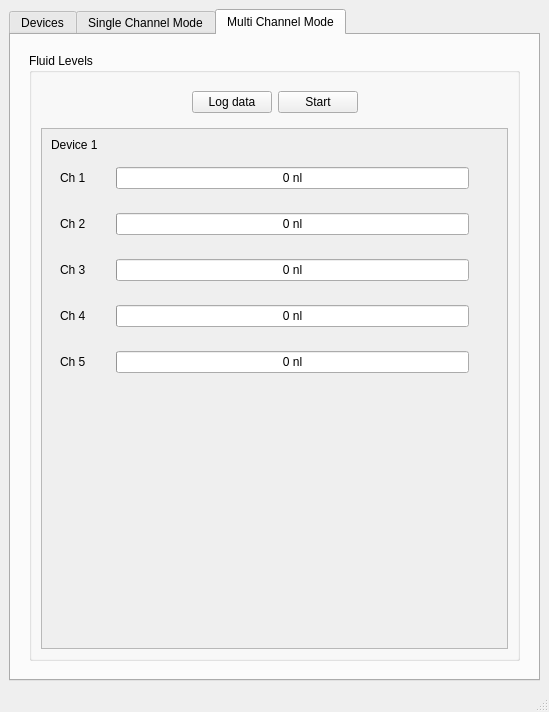
Above: python/optical_sensor_gui.ui from iorodeo/expresso_device_software before the change. Below: the same form after it.
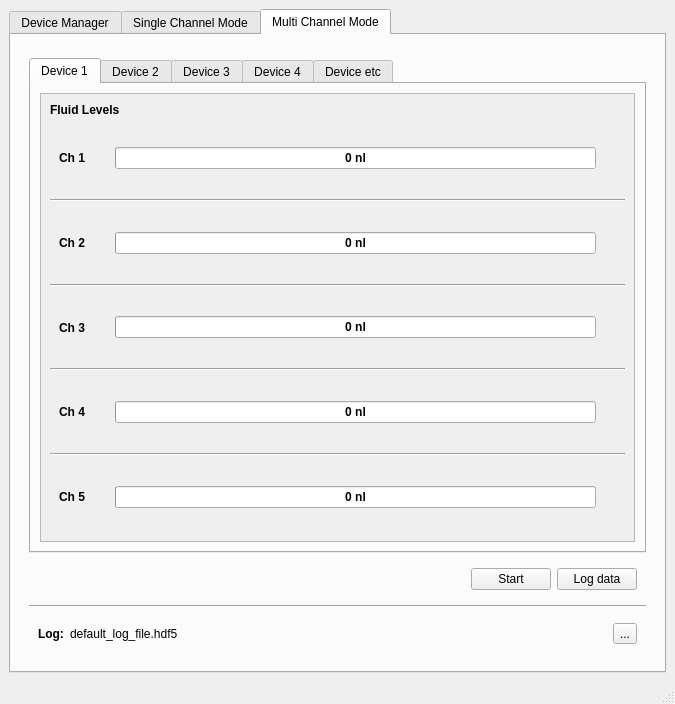
That is the form after the change. The open tabs and pages were chosen to show the change. Custom widgets are drawn as their Qt base class.

```diff
--- a/python/optical_sensor_gui.ui
+++ b/python/optical_sensor_gui.ui
@@ -6,15 +6,15 @@
    <rect>
     <x>0</x>
     <y>0</y>
-    <width>549</width>
-    <height>712</height>
+    <width>675</width>
+    <height>704</height>
    </rect>
   </property>
   <property name="windowTitle">
    <string>MainWindow</string>
   </property>
   <widget class="QWidget" name="centralwidget">
-   <layout class="QVBoxLayout" name="verticalLayout_9">
+   <layout class="QVBoxLayout" name="verticalLayout">
     <item>
      <widget class="QTabWidget" name="tabWidget">
       <property name="currentIndex">
@@ -22,7 +22,7 @@
       </property>
       <widget class="QWidget" name="devicesTab">
        <attribute name="title">
-        <string>Devices</string>
+        <string>Device Manager</string>
        </attribute>
        <layout class="QVBoxLayout" name="verticalLayout_8">
         <item>
@@ -155,19 +155,6 @@
              </layout>
             </widget>
            </item>
-          </layout>
-         </widget>
-        </item>
-        <item>
-         <widget class="Line" name="line">
-          <property name="orientation">
-           <enum>Qt::Horizontal</enum>
-          </property>
-         </widget>
-        </item>
-        <item>
-         <widget class="QWidget" name="widget_11" native="true">
-          <layout class="QHBoxLayout" name="horizontalLayout_14">
            <item>
             <widget class="QGroupBox" name="channelBox">
              <property name="sizePolicy">
@@ -354,69 +341,31 @@
          <widget class="QWidget" name="widget_6" native="true">
           <layout class="QVBoxLayout" name="verticalLayout_3">
            <item>
-            <widget class="QGroupBox" name="multiChannelLevelBox">
-             <property name="title">
-              <string>Fluid Levels</string>
-             </property>
-             <layout class="QVBoxLayout" name="verticalLayout">
-              <item>
-               <widget class="QWidget" name="widget_2" native="true">
-                <layout class="QHBoxLayout" name="horizontalLayout_4">
-                 <item>
-                  <spacer name="horizontalSpacer_2">
+            <spacer name="verticalSpacer">
                    <property name="orientation">
-                    <enum>Qt::Horizontal</enum>
-                   </property>
+              <enum>Qt::Vertical</enum>
+             </property>
+             <property name="sizeType">
+              <enum>QSizePolicy::Fixed</enum>
+             </property>
                    <property name="sizeHint" stdset="0">
                     <size>
-                     <width>40</width>
-                     <height>20</height>
+               <width>5</width>
+               <height>5</height>
                     </size>
                    </property>
                   </spacer>
                  </item>
                  <item>
-                  <widget class="QPushButton" name="logMultiChannel">
-                   <property name="sizePolicy">
-                    <sizepolicy hsizetype="Fixed" vsizetype="Fixed">
-                     <horstretch>0</horstretch>
-                     <verstretch>0</verstretch>
-                    </sizepolicy>
-                   </property>
-                   <property name="text">
-                    <string>Log data</string>
-                   </property>
-                  </widget>
-                 </item>
-                 <item>
-                  <widget class="QPushButton" name="multiChannelStart">
-                   <property name="sizePolicy">
-                    <sizepolicy hsizetype="Fixed" vsizetype="Fixed">
-                     <horstretch>0</horstretch>
-                     <verstretch>0</verstretch>
-                    </sizepolicy>
-                   </property>
-                   <property name="text">
-                    <string>Start</string>
-                   </property>
-                  </widget>
-                 </item>
-                 <item>
-                  <spacer name="horizontalSpacer_3">
-                   <property name="orientation">
-                    <enum>Qt::Horizontal</enum>
-                   </property>
-                   <property name="sizeHint" stdset="0">
-                    <size>
-                     <width>40</width>
-                     <height>20</height>
-                    </size>
-                   </property>
-                  </spacer>
-                 </item>
-                </layout>
-               </widget>
-              </item>
+            <widget class="QTabWidget" name="multiChannelDeviceTabWidget">
+             <property name="currentIndex">
+              <number>0</number>
+             </property>
+             <widget class="QWidget" name="">
+              <attribute name="title">
+               <string>Device 1</string>
+              </attribute>
+              <layout class="QVBoxLayout" name="verticalLayout_10">
               <item>
                <widget class="QScrollArea" name="scrollArea">
                 <property name="widgetResizable">
@@ -427,21 +376,39 @@
                   <rect>
                    <x>0</x>
                    <y>0</y>
-                   <width>463</width>
-                   <height>486</height>
+                    <width>593</width>
+                    <height>399</height>
                   </rect>
                  </property>
                  <layout class="QVBoxLayout" name="verticalLayout_2">
                   <item>
-                   <widget class="QLabel" name="label_3">
+                    <widget class="QLabel" name="label_8">
+                     <property name="sizePolicy">
+                      <sizepolicy hsizetype="Preferred" vsizetype="Fixed">
+                       <horstretch>0</horstretch>
+                       <verstretch>0</verstretch>
+                      </sizepolicy>
+                     </property>
+                     <property name="font">
+                      <font>
+                       <weight>75</weight>
+                       <bold>true</bold>
+                      </font>
+                     </property>
                     <property name="text">
-                     <string>Device 1</string>
+                      <string>Fluid Levels</string>
                     </property>
                    </widget>
                   </item>
                   <item>
                    <widget class="QWidget" name="widget" native="true">
                     <layout class="QHBoxLayout" name="horizontalLayout_7">
+                      <property name="topMargin">
+                       <number>15</number>
+                      </property>
+                      <property name="bottomMargin">
+                       <number>15</number>
+                      </property>
                      <item>
                       <widget class="QLabel" name="label">
                        <property name="sizePolicy">
@@ -462,6 +429,12 @@
                          <height>16777215</height>
                         </size>
                        </property>
+                        <property name="font">
+                         <font>
+                          <weight>75</weight>
+                          <bold>true</bold>
+                         </font>
+                        </property>
                        <property name="text">
                         <string>Ch 1</string>
                        </property>
@@ -469,9 +442,24 @@
                      </item>
                      <item>
                       <widget class="QProgressBar" name="multiChannelProgressBar_1">
+                        <property name="font">
+                         <font>
+                          <weight>75</weight>
+                          <bold>true</bold>
+                         </font>
+                        </property>
                        <property name="value">
                         <number>0</number>
                        </property>
+                        <property name="textVisible">
+                         <bool>true</bool>
+                        </property>
+                        <property name="orientation">
+                         <enum>Qt::Horizontal</enum>
+                        </property>
+                        <property name="invertedAppearance">
+                         <bool>false</bool>
+                        </property>
                        <property name="format">
                         <string>%v nl</string>
                        </property>
@@ -496,9 +484,22 @@
                     </layout>
                    </widget>
                   </item>
+                   <item>
+                    <widget class="Line" name="line">
+                     <property name="orientation">
+                      <enum>Qt::Horizontal</enum>
+                     </property>
+                    </widget>
+                   </item>
                   <item>
                    <widget class="QWidget" name="widget_3" native="true">
                     <layout class="QHBoxLayout" name="horizontalLayout_8">
+                      <property name="topMargin">
+                       <number>15</number>
+                      </property>
+                      <property name="bottomMargin">
+                       <number>15</number>
+                      </property>
                      <item>
                       <widget class="QLabel" name="label_2">
                        <property name="sizePolicy">
@@ -519,6 +520,12 @@
                          <height>16777215</height>
                         </size>
                        </property>
+                        <property name="font">
+                         <font>
+                          <weight>75</weight>
+                          <bold>true</bold>
+                         </font>
+                        </property>
                        <property name="text">
                         <string>Ch 2</string>
                        </property>
@@ -526,6 +533,12 @@
                      </item>
                      <item>
                       <widget class="QProgressBar" name="multiChannelProgressBar_2">
+                        <property name="font">
+                         <font>
+                          <weight>75</weight>
+                          <bold>true</bold>
+                         </font>
+                        </property>
                        <property name="value">
                         <number>0</number>
                        </property>
@@ -553,9 +566,22 @@
                     </layout>
                    </widget>
                   </item>
+                   <item>
+                    <widget class="Line" name="line_4">
+                     <property name="orientation">
+                      <enum>Qt::Horizontal</enum>
+                     </property>
+                    </widget>
+                   </item>
                   <item>
                    <widget class="QWidget" name="widget_7" native="true">
                     <layout class="QHBoxLayout" name="horizontalLayout_9">
+                      <property name="topMargin">
+                       <number>15</number>
+                      </property>
+                      <property name="bottomMargin">
+                       <number>15</number>
+                      </property>
                      <item>
                       <widget class="QLabel" name="label_4">
                        <property name="sizePolicy">
@@ -576,6 +602,12 @@
                          <height>16777215</height>
                         </size>
                        </property>
+                        <property name="font">
+                         <font>
+                          <weight>75</weight>
+                          <bold>true</bold>
+                         </font>
+                        </property>
                        <property name="text">
                         <string>Ch 3</string>
                        </property>
@@ -583,6 +615,12 @@
                      </item>
                      <item>
                       <widget class="QProgressBar" name="multiChannelProgressBar_3">
+                        <property name="font">
+                         <font>
+                          <weight>75</weight>
+                          <bold>true</bold>
+                         </font>
+                        </property>
                        <property name="value">
                         <number>0</number>
                        </property>
@@ -610,9 +648,22 @@
                     </layout>
                    </widget>
                   </item>
+                   <item>
+                    <widget class="Line" name="line_5">
+                     <property name="orientation">
+                      <enum>Qt::Horizontal</enum>
+                     </property>
+                    </widget>
+                   </item>
                   <item>
                    <widget class="QWidget" name="widget_8" native="true">
                     <layout class="QHBoxLayout" name="horizontalLayout_10">
+                      <property name="topMargin">
+                       <number>15</number>
+                      </property>
+                      <property name="bottomMargin">
+                       <number>15</number>
+                      </property>
                      <item>
                       <widget class="QLabel" name="label_5">
                        <property name="sizePolicy">
@@ -633,6 +684,12 @@
                          <height>16777215</height>
                         </size>
                        </property>
+                        <property name="font">
+                         <font>
+                          <weight>75</weight>
+                          <bold>true</bold>
+                         </font>
+                        </property>
                        <property name="text">
                         <string>Ch 4</string>
                        </property>
@@ -640,6 +697,12 @@
                      </item>
                      <item>
                       <widget class="QProgressBar" name="multiChannelProgressBar_4">
+                        <property name="font">
+                         <font>
+                          <weight>75</weight>
+                          <bold>true</bold>
+                         </font>
+                        </property>
                        <property name="value">
                         <number>0</number>
                        </property>
@@ -667,9 +730,22 @@
                     </layout>
                    </widget>
                   </item>
+                   <item>
+                    <widget class="Line" name="line_6">
+                     <property name="orientation">
+                      <enum>Qt::Horizontal</enum>
+                     </property>
+                    </widget>
+                   </item>
                   <item>
                    <widget class="QWidget" name="widget_9" native="true">
                     <layout class="QHBoxLayout" name="horizontalLayout_11">
+                      <property name="topMargin">
+                       <number>15</number>
+                      </property>
+                      <property name="bottomMargin">
+                       <number>15</number>
+                      </property>
                      <item>
                       <widget class="QLabel" name="label_6">
                        <property name="sizePolicy">
@@ -690,6 +766,12 @@
                          <height>16777215</height>
                         </size>
                        </property>
+                        <property name="font">
+                         <font>
+                          <weight>75</weight>
+                          <bold>true</bold>
+                         </font>
+                        </property>
                        <property name="text">
                         <string>Ch 5</string>
                        </property>
@@ -697,6 +779,12 @@
                      </item>
                      <item>
                       <widget class="QProgressBar" name="multiChannelProgressBar_5">
+                        <property name="font">
+                         <font>
+                          <weight>75</weight>
+                          <bold>true</bold>
+                         </font>
+                        </property>
                        <property name="value">
                         <number>0</number>
                        </property>
@@ -724,21 +812,120 @@
                     </layout>
                    </widget>
                   </item>
+                  </layout>
+                 </widget>
+                </widget>
+               </item>
+              </layout>
+             </widget>
+             <widget class="QWidget" name="tab_2">
+              <attribute name="title">
+               <string>Device 2</string>
+              </attribute>
+             </widget>
+             <widget class="QWidget" name="tab_3">
+              <attribute name="title">
+               <string>Device 3</string>
+              </attribute>
+             </widget>
+             <widget class="QWidget" name="tab">
+              <attribute name="title">
+               <string>Device 4</string>
+              </attribute>
+             </widget>
+             <widget class="QWidget" name="tab_4">
+              <attribute name="title">
+               <string>Device etc</string>
+              </attribute>
+             </widget>
+            </widget>
+           </item>
                   <item>
-                   <spacer name="verticalSpacer">
+            <widget class="QWidget" name="multiChannelStartWidget" native="true">
+             <layout class="QHBoxLayout" name="horizontalLayout_4">
+              <item>
+               <spacer name="horizontalSpacer_2">
                     <property name="orientation">
-                     <enum>Qt::Vertical</enum>
+                 <enum>Qt::Horizontal</enum>
                     </property>
                     <property name="sizeHint" stdset="0">
                      <size>
-                      <width>20</width>
-                      <height>206</height>
+                  <width>40</width>
+                  <height>20</height>
                      </size>
                     </property>
                    </spacer>
                   </item>
-                 </layout>
-                </widget>
+              <item>
+               <widget class="QPushButton" name="multiChannelStart">
+                <property name="sizePolicy">
+                 <sizepolicy hsizetype="Fixed" vsizetype="Fixed">
+                  <horstretch>0</horstretch>
+                  <verstretch>0</verstretch>
+                 </sizepolicy>
+                </property>
+                <property name="text">
+                 <string>Start</string>
+                </property>
+               </widget>
+              </item>
+              <item>
+               <widget class="QPushButton" name="logMultiChannel">
+                <property name="sizePolicy">
+                 <sizepolicy hsizetype="Fixed" vsizetype="Fixed">
+                  <horstretch>0</horstretch>
+                  <verstretch>0</verstretch>
+                 </sizepolicy>
+                </property>
+                <property name="text">
+                 <string>Log data</string>
+                </property>
+               </widget>
+              </item>
+             </layout>
+            </widget>
+           </item>
+           <item>
+            <widget class="Line" name="line_7">
+             <property name="orientation">
+              <enum>Qt::Horizontal</enum>
+             </property>
+            </widget>
+           </item>
+           <item>
+            <widget class="QWidget" name="multiChannelLogFileWidget" native="true">
+             <layout class="QHBoxLayout" name="horizontalLayout_15">
+              <item>
+               <widget class="QLabel" name="label_9">
+                <property name="font">
+                 <font>
+                  <weight>75</weight>
+                  <bold>true</bold>
+                 </font>
+                </property>
+                <property name="text">
+                 <string>Log:</string>
+                </property>
+               </widget>
+              </item>
+              <item>
+               <widget class="QLabel" name="label_3">
+                <property name="sizePolicy">
+                 <sizepolicy hsizetype="Expanding" vsizetype="Preferred">
+                  <horstretch>0</horstretch>
+                  <verstretch>0</verstretch>
+                 </sizepolicy>
+                </property>
+                <property name="text">
+                 <string>default_log_file.hdf5</string>
+                </property>
+               </widget>
+              </item>
+              <item>
+               <widget class="QToolButton" name="setLogFileToolButton">
+                <property name="text">
+                 <string>...</string>
+                </property>
                </widget>
               </item>
              </layout>
```
Left out of the diff: 289 changed lines with no effect on the pictures. Lines whose indentation alone changed are shown as unchanged.
